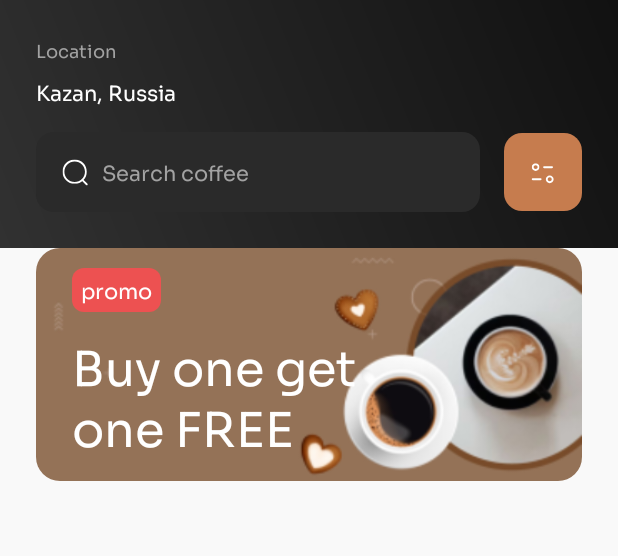
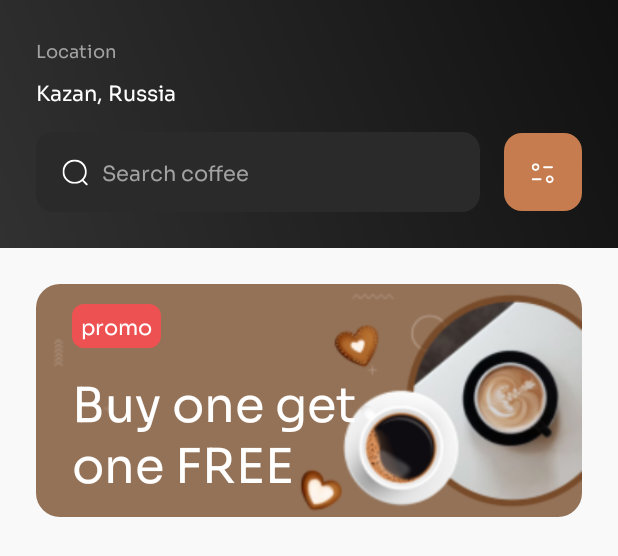
Before and after one commit to T-e-i-l-s/CoffeeShop, an Android app: the layout home_screen.xml on its own in the app's theme, with its tools: preview values and no code run, on a phone screen of 412 x 824 dp. Shown: the top 556 px of the screen. Run offline under Robolectric (Android 15) with nearby library versions, the phone set to English and light mode, and no system bars.

Commit message:
Little Changes

```diff
--- a/app/src/main/res/layout/home_screen.xml
+++ b/app/src/main/res/layout/home_screen.xml
@@ -48,7 +48,9 @@
         android:layout_width="match_parent"
         android:layout_height="wrap_content"
         android:orientation="vertical"
-        android:paddingHorizontal="24dp">
+        android:paddingHorizontal="24dp"
+        android:paddingTop="24dp">
+
         <include
             layout="@layout/promo_banner"
             android:layout_width="match_parent"
```
